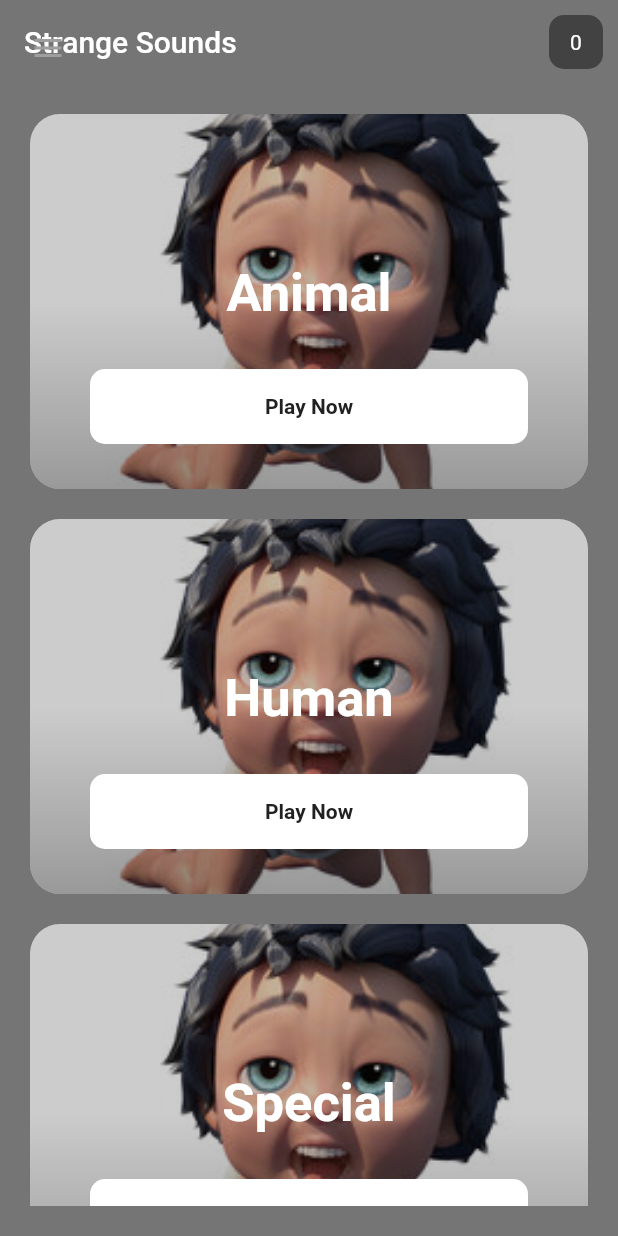
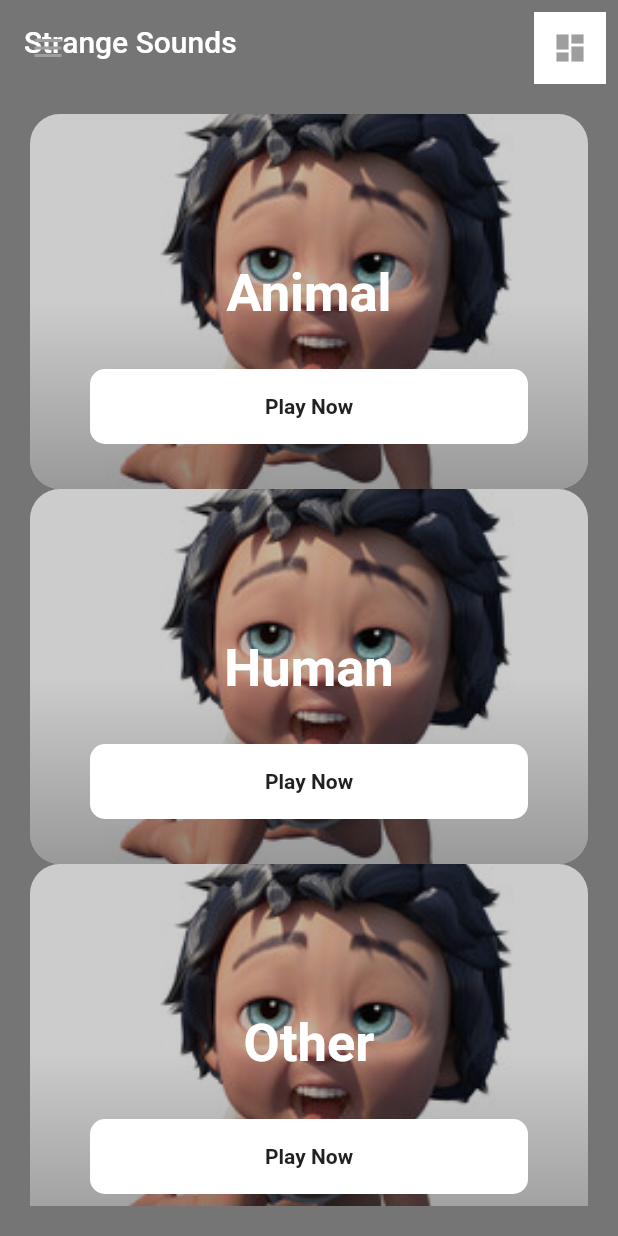
Before and after one commit to mnengineer/crazy_sound, a Flutter app: the screen it shows after launch, on a phone screen of 412 x 824 dp. Run offline on Flutter 3.47's test engine with Material 2 defaults, Android fonts, the phone set to English and light mode, and no system bars; our stand-ins replace audioplayers, in_app_review, share_plus.

Commit message:
refactor: プロジェクト内の構造整理やWidgetの抽出

```diff
--- a/lib/custom_drawer/navigation_home_screen.dart
+++ b/lib/custom_drawer/navigation_home_screen.dart
@@ -1,10 +1,10 @@
 import 'package:flutter/material.dart';
 import 'package:strange_sounds/custom_drawer/drawer_user_controller.dart';
 import 'package:strange_sounds/custom_drawer/home_drawer.dart';
-import 'package:strange_sounds/screens/about.dart';
-import 'package:strange_sounds/screens/home.dart';
-import 'package:strange_sounds/screens/review.dart';
-import 'package:strange_sounds/screens/share.dart';
+import 'package:strange_sounds/screens/category/category_home.dart';
+import 'package:strange_sounds/screens/drawer/about.dart';
+import 'package:strange_sounds/screens/drawer/review.dart';
+import 'package:strange_sounds/screens/drawer/share.dart';
 
 class NavigationHomeScreen extends StatefulWidget {
   const NavigationHomeScreen({Key? key}) : super(key: key);
@@ -22,7 +22,7 @@ class _NavigationHomeScreenState extends State<NavigationHomeScreen> {
   @override
   void initState() {
     drawerIndex = DrawerIndex.HOME;
-    screenView = const HomeScreen();
+    screenView = const CategoryHomeScreen();
     super.initState();
   }
 
@@ -56,7 +56,7 @@ class _NavigationHomeScreenState extends State<NavigationHomeScreen> {
       switch (drawerIndex) {
         case DrawerIndex.HOME:
           setState(() {
-            screenView = const HomeScreen();
+            screenView = const CategoryHomeScreen();
           });
           break;
         case DrawerIndex.SHARE:
--- /dev/null
+++ b/lib/data/category_data.dart
@@ -0,0 +1,16 @@
+import 'package:strange_sounds/models/category.dart';
+
+const categoryData = [
+  Category(
+    title: 'Animal',
+    imagePath: 'assets/images/baby.jpg',
+  ),
+  Category(
+    title: 'Human',
+    imagePath: 'assets/images/baby.jpg',
+  ),
+  Category(
+    title: 'Other',
+    imagePath: 'assets/images/baby.jpg',
+  ),
+];
--- /dev/null
+++ b/lib/screens/category/category_home.dart
@@ -0,0 +1,102 @@
+import 'package:flutter/material.dart';
+import 'package:strange_sounds/data/category_data.dart';
+import 'package:strange_sounds/screens/category/category_detail.dart';
+import 'package:strange_sounds/widgets/category_home_item.dart';
+
+class CategoryHomeScreen extends StatefulWidget {
+  const CategoryHomeScreen({Key? key}) : super(key: key);
+
+  @override
+  State<CategoryHomeScreen> createState() => _CategoryHomeScreenState();
+}
+
+class _CategoryHomeScreenState extends State<CategoryHomeScreen> {
+  bool multiple = true;
+
+  @override
+  Widget build(BuildContext context) {
+    return Scaffold(
+      backgroundColor: Colors.grey[600],
+      appBar: AppBar(
+        backgroundColor: Colors.transparent,
+        elevation: 0,
+        title: const Text("Strange Sounds"),
+        actions: [
+          Padding(
+            padding: const EdgeInsets.only(top: 8, right: 8),
+            child: Container(
+              width: AppBar().preferredSize.height - 8,
+              height: AppBar().preferredSize.height - 8,
+              color: Colors.white,
+              child: Material(
+                color: Colors.transparent,
+                child: InkWell(
+                  borderRadius:
+                      BorderRadius.circular(AppBar().preferredSize.height),
+                  child: Icon(
+                    multiple ? Icons.dashboard : Icons.view_agenda,
+                    color: Colors.grey,
+                  ),
+                  onTap: () {
+                    setState(() {
+                      multiple = !multiple;
+                    });
+                  },
+                ),
+              ),
+            ),
+          ),
+        ],
+      ),
+      body: Container(
+        padding: const EdgeInsets.all(20),
+        child: SingleChildScrollView(
+            child: multiple
+                ? Column(
+                    children: [
+                      for (final item in categoryData)
+                        CategoryHomeItem(
+                          title: item.title,
+                          imagePath: item.imagePath,
+                          onTap: () {
+                            Navigator.push(
+                              context,
+                              MaterialPageRoute(
+                                builder: (context) =>
+                                    CategoryDetailScreen(title: item.title),
+                              ),
+                            );
+                          },
+                        ),
+                      const SizedBox(
+                        height: 20,
+                      ),
+                    ],
+                  )
+                : GridView.count(
+                    crossAxisCount: 2,
+                    crossAxisSpacing: 20,
+                    mainAxisSpacing: 20,
+                    shrinkWrap: true,
+                    physics: const NeverScrollableScrollPhysics(),
+                    children: [
+                      for (final item in categoryData)
+                        CategoryHomeItem(
+                          title: item.title,
+                          imagePath: item.imagePath,
+                          onTap: () {
+                            Navigator.push(
+                              context,
+                              MaterialPageRoute(
+                                builder: (context) =>
+                                    CategoryDetailScreen(title: item.title),
+                              ),
+                            );
+                          },
+                        ),
+                    ],
+                  )),
+      ),
+    );
+  }
+}
--- a/lib/screens/home.dart
+++ /dev/null
@@ -1,231 +0,0 @@
-import 'package:flutter/material.dart';
-import 'package:strange_sounds/screens/animal.dart';
-import 'package:strange_sounds/screens/human.dart';
-import 'package:strange_sounds/screens/special.dart';
-
-class HomeScreen extends StatelessWidget {
-  const HomeScreen({Key? key}) : super(key: key);
-
-  @override
-  Widget build(BuildContext context) {
-    return Scaffold(
-      backgroundColor: Colors.grey[600],
-      appBar: AppBar(
-        backgroundColor: Colors.transparent,
-        elevation: 0,
-        title: const Text("Strange Sounds"),
-        actions: [
-          Padding(
-            padding: const EdgeInsets.all(10),
-            child: Container(
-              width: 36,
-              height: 30,
-              decoration: BoxDecoration(
-                  color: Colors.grey[800],
-                  borderRadius: BorderRadius.circular(10)),
-              child: const Center(child: Text("0")),
-            ),
-          )
-        ],
-      ),
-      body: Container(
-        padding: const EdgeInsets.all(20),
-        child: SingleChildScrollView(
-          child: Column(
-            children: [
-              GestureDetector(
-                onTap: () {
-                  Navigator.push(
-                    context,
-                    MaterialPageRoute(
-                      builder: (context) => const AnimalScreen(),
-                    ),
-                  );
-                },
-                child: Container(
-                  width: double.infinity,
-                  height: 250,
-                  decoration: BoxDecoration(
-                      borderRadius: BorderRadius.circular(20),
-                      image: const DecorationImage(
-                          image: AssetImage('assets/images/baby.jpg'),
-                          fit: BoxFit.cover)),
-                  child: Container(
-                    decoration: BoxDecoration(
-                        borderRadius: BorderRadius.circular(20),
-                        gradient: LinearGradient(
-                            begin: Alignment.bottomRight,
-                            colors: [
-                              Colors.black.withOpacity(.4),
-                              Colors.black.withOpacity(.2),
-                            ])),
-                    child: Column(
-                      mainAxisAlignment: MainAxisAlignment.end,
-                      children: [
-                        const Text(
-                          "Animal",
-                          style: TextStyle(
-                              color: Colors.white,
-                              fontSize: 35,
-                              fontWeight: FontWeight.bold),
-                        ),
-                        const SizedBox(
-                          height: 30,
-                        ),
-                        Container(
-                          height: 50,
-                          margin: const EdgeInsets.symmetric(horizontal: 40),
-                          decoration: BoxDecoration(
-                              borderRadius: BorderRadius.circular(10),
-                              color: Colors.white),
-                          child: Center(
-                              child: Text(
-                            "Play Now",
-                            style: TextStyle(
-                                color: Colors.grey[900],
-                                fontWeight: FontWeight.bold),
-                          )),
-                        ),
-                        const SizedBox(
-                          height: 30,
-                        ),
-                      ],
-                    ),
-                  ),
-                ),
-              ),
-              const SizedBox(
-                height: 20,
-              ),
-              GestureDetector(
-                onTap: () {
-                  Navigator.push(
-                    context,
-                    MaterialPageRoute(
-                      builder: (context) => const HumanScreen(),
-                    ),
-                  );
-                },
-                child: Container(
-                  width: double.infinity,
-                  height: 250,
-                  decoration: BoxDecoration(
-                      borderRadius: BorderRadius.circular(20),
-                      image: const DecorationImage(
-                          image: AssetImage('assets/images/baby.jpg'),
-                          fit: BoxFit.cover)),
-                  child: Container(
-                    decoration: BoxDecoration(
-                        borderRadius: BorderRadius.circular(20),
-                        gradient: LinearGradient(
-                            begin: Alignment.bottomRight,
-                            colors: [
-                              Colors.black.withOpacity(.4),
-                              Colors.black.withOpacity(.2),
-                            ])),
-                    child: Column(
-                      mainAxisAlignment: MainAxisAlignment.end,
-                      children: [
-                        const Text(
-                          "Human",
-                          style: TextStyle(
-                              color: Colors.white,
-                              fontSize: 35,
-                              fontWeight: FontWeight.bold),
-                        ),
-                        const SizedBox(
-                          height: 30,
-                        ),
-                        Container(
-                          height: 50,
-                          margin: const EdgeInsets.symmetric(horizontal: 40),
-                          decoration: BoxDecoration(
-                              borderRadius: BorderRadius.circular(10),
-                              color: Colors.white),
-                          child: Center(
-                              child: Text(
-                            "Play Now",
-                            style: TextStyle(
-                                color: Colors.grey[900],
-                                fontWeight: FontWeight.bold),
-                          )),
-                        ),
-                        const SizedBox(
-                          height: 30,
-                        ),
-                      ],
-                    ),
-                  ),
-                ),
-              ),
-              const SizedBox(
-                height: 20,
-              ),
-              GestureDetector(
-                onTap: () {
-                  Navigator.push(
-                    context,
-                    MaterialPageRoute(
-                      builder: (context) => const SpecialScreen(),
-                    ),
-                  );
-                },
-                child: Container(
-                  width: double.infinity,
-                  height: 250,
-                  decoration: BoxDecoration(
-                      borderRadius: BorderRadius.circular(20),
-                      image: const DecorationImage(
-                          image: AssetImage('assets/images/baby.jpg'),
-                          fit: BoxFit.cover)),
-                  child: Container(
-                    decoration: BoxDecoration(
-                        borderRadius: BorderRadius.circular(20),
-                        gradient: LinearGradient(
-                            begin: Alignment.bottomRight,
-                            colors: [
-                              Colors.black.withOpacity(.4),
-                              Colors.black.withOpacity(.2),
-                            ])),
-                    child: Column(
-                      mainAxisAlignment: MainAxisAlignment.end,
-                      children: [
-                        const Text(
-                          "Special",
-                          style: TextStyle(
-                              color: Colors.white,
-                              fontSize: 35,
-                              fontWeight: FontWeight.bold),
-                        ),
-                        const SizedBox(
-                          height: 30,
-                        ),
-                        Container(
-                          height: 50,
-                          margin: const EdgeInsets.symmetric(horizontal: 40),
-                          decoration: BoxDecoration(
-                              borderRadius: BorderRadius.circular(10),
-                              color: Colors.white),
-                          child: Center(
-                              child: Text(
-                            "Play Now",
-                            style: TextStyle(
-                                color: Colors.grey[900],
-                                fontWeight: FontWeight.bold),
-                          )),
-                        ),
-                        const SizedBox(
-                          height: 30,
-                        ),
-                      ],
-                    ),
-                  ),
-                ),
-              ),
-            ],
-          ),
-        ),
-      ),
-    );
-  }
-}
--- /dev/null
+++ b/lib/widgets/category_home_item.dart
@@ -0,0 +1,68 @@
+import 'package:flutter/material.dart';
+
+class CategoryHomeItem extends StatelessWidget {
+  const CategoryHomeItem({
+    super.key,
+    required this.title,
+    required this.imagePath,
+    required this.onTap,
+  });
+
+  final String title;
+  final String imagePath;
+  final void Function() onTap;
+
+  @override
+  Widget build(BuildContext context) {
+    return GestureDetector(
+      onTap: onTap,
+      child: Container(
+        width: double.infinity,
+        height: 250,
+        decoration: BoxDecoration(
+            borderRadius: BorderRadius.circular(20),
+            image: DecorationImage(
+                image: AssetImage(imagePath), fit: BoxFit.cover)),
+        child: Container(
+          decoration: BoxDecoration(
+              borderRadius: BorderRadius.circular(20),
+              gradient: LinearGradient(begin: Alignment.bottomRight, colors: [
+                Colors.black.withOpacity(.4),
+                Colors.black.withOpacity(.2),
+              ])),
+          child: Column(
+            mainAxisAlignment: MainAxisAlignment.end,
+            children: [
+              Text(
+                title,
+                style: const TextStyle(
+                    color: Colors.white,
+                    fontSize: 35,
+                    fontWeight: FontWeight.bold),
+              ),
+              const SizedBox(
+                height: 30,
+              ),
+              Container(
+                height: 50,
+                margin: const EdgeInsets.symmetric(horizontal: 40),
+                decoration: BoxDecoration(
+                    borderRadius: BorderRadius.circular(10),
+                    color: Colors.white),
+                child: Center(
+                    child: Text(
+                  "Play Now",
+                  style: TextStyle(
+                      color: Colors.grey[900], fontWeight: FontWeight.bold),
+                )),
+              ),
+              const SizedBox(
+                height: 30,
+              ),
+            ],
+          ),
+        ),
+      ),
+    );
+  }
+}
```
Also changed, not shown: lib/models/category.dart (added, +9 -0 lines), lib/screens/animal.dart (deleted, +0 -97 lines), lib/screens/category/category_detail.dart (renamed from lib/screens/human.dart, +7 -5 lines), lib/screens/special.dart (deleted, +0 -97 lines), lib/screens/drawer/about.dart (renamed from lib/screens/about.dart), lib/screens/drawer/review.dart (renamed from lib/screens/review.dart), lib/screens/drawer/share.dart (renamed from lib/screens/share.dart).
